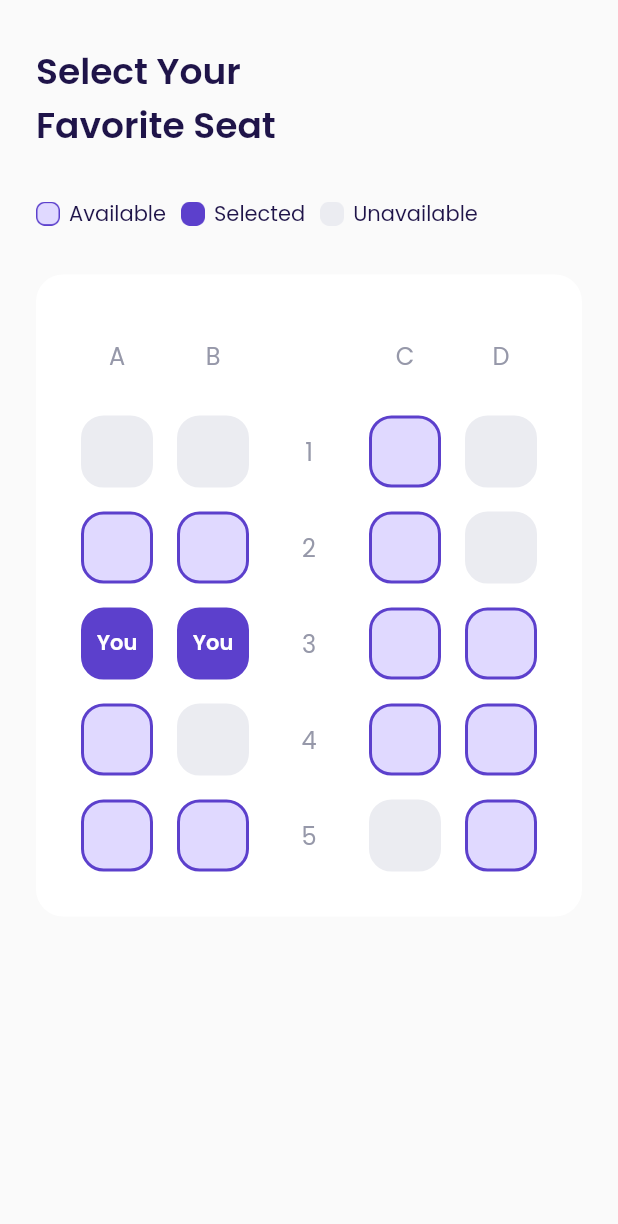
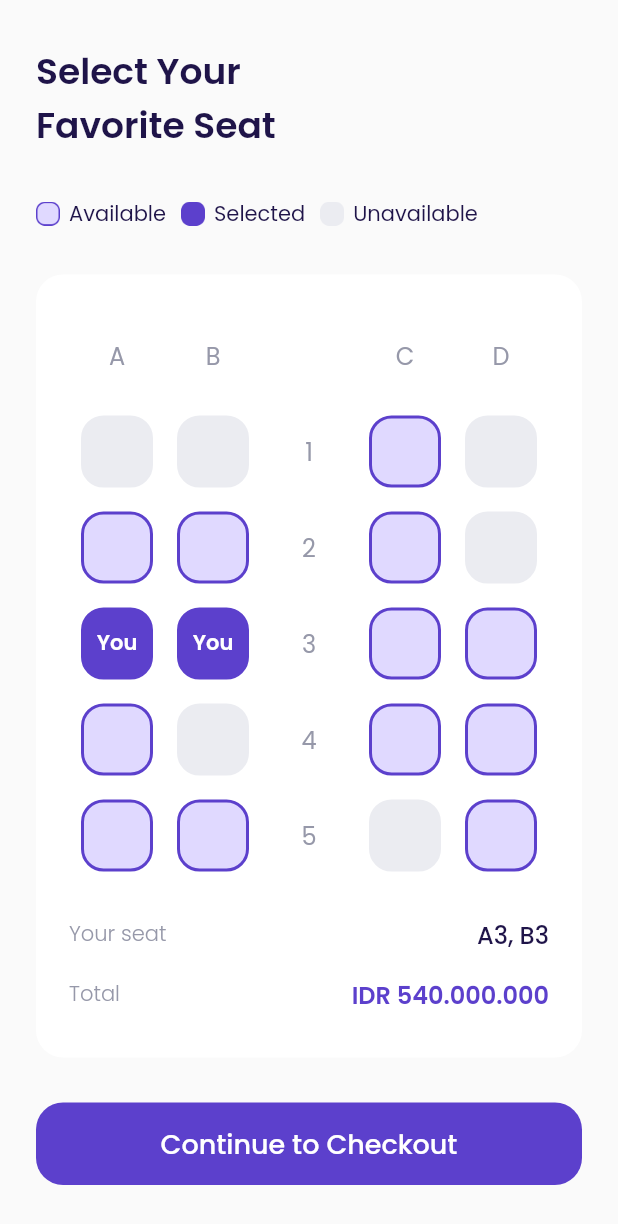
Before and after one commit to wilyanto/flutter-airplane, a Flutter app: the SelectSeatPage screen opened by its route, on a phone screen of 412 x 824 dp. Shown: the top 1224 px of the screen. Run offline on Flutter 3.47's test engine with Material 2 defaults, Android fonts, the phone set to English and light mode, and no system bars; our stand-ins replace google_fonts.

Commit message:
slicing whole choose seat page

```diff
--- a/lib/presentation/booking/select_seat_page.dart
+++ b/lib/presentation/booking/select_seat_page.dart
@@ -1,5 +1,6 @@
 import 'package:airplane/presentation/booking/enums/e_seat_status.dart';
 import 'package:airplane/presentation/booking/widgets/seat_item.dart';
+import 'package:airplane/presentation/core/widgets/cta_button.dart';
 import 'package:airplane/shared/theme.dart';
 import 'package:flutter/material.dart';
 
@@ -222,10 +223,62 @@
               ],
             ),
           ),
+
+          // NOTE: YOUR SEAT
+          Container(
+            margin: const EdgeInsets.only(top: 30),
+            child: Row(
+              mainAxisAlignment: MainAxisAlignment.spaceBetween,
+              children: [
+                Text(
+                  'Your seat',
+                  style: greyTextStyle.copyWith(
+                    fontWeight: light,
+                  ),
+                ),
+                Text(
+                  'A3, B3',
+                  style: blackTextStyle.copyWith(
+                    fontSize: 16,
+                    fontWeight: medium,
+                  ),
+                ),
+              ],
+            ),
+          ),
+
+          // NOTE: TOTAL
+          Container(
+            margin: const EdgeInsets.only(top: 16),
+            child: Row(
+              mainAxisAlignment: MainAxisAlignment.spaceBetween,
+              children: [
+                Text(
+                  'Total',
+                  style: greyTextStyle.copyWith(
+                    fontWeight: light,
+                  ),
+                ),
+                Text(
+                  'IDR 540.000.000',
+                  style: purpleTextStyle.copyWith(
+                    fontSize: 16,
+                    fontWeight: semiBold,
+                  ),
+                ),
+              ],
+            ),
+          ),
         ],
       ),
     );
   }
+
+  Widget checkoutButton() => CtaButton(
+        margin: const EdgeInsets.only(top: 30, bottom: 46),
+        title: 'Continue to Checkout',
+        onPressed: () {},
+      );
 
   @override
   Widget build(BuildContext context) {
@@ -238,6 +291,7 @@
             title(),
             seatStatus(),
             selectSeat(),
+            checkoutButton(),
           ],
         ),
       ),
```
